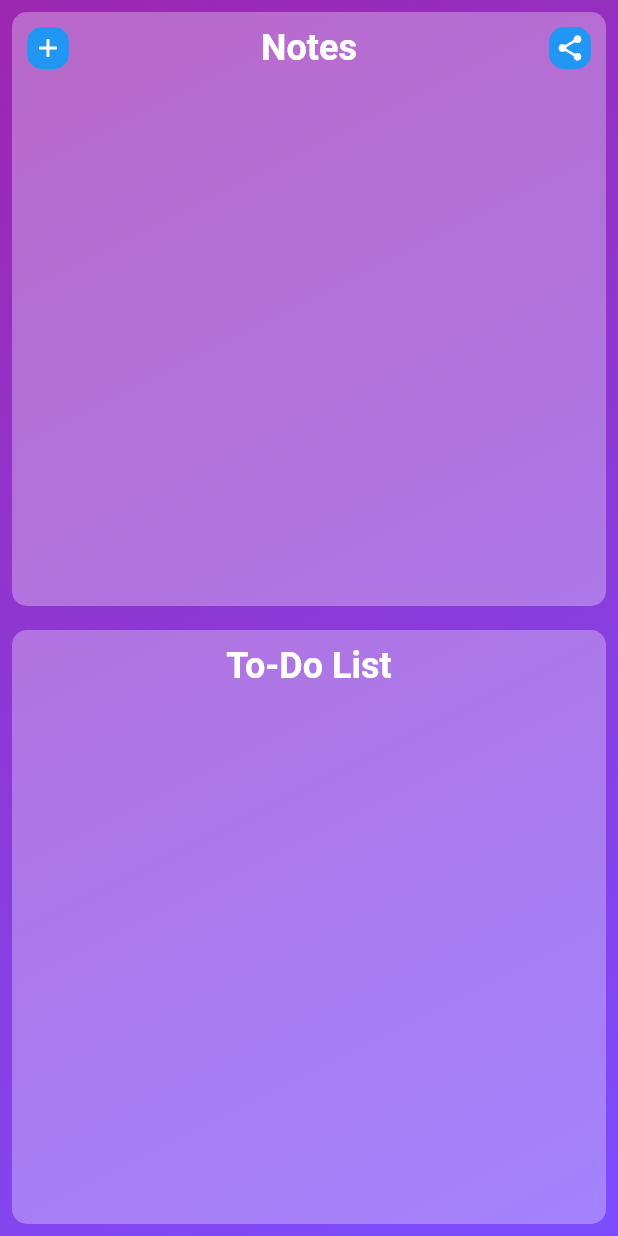
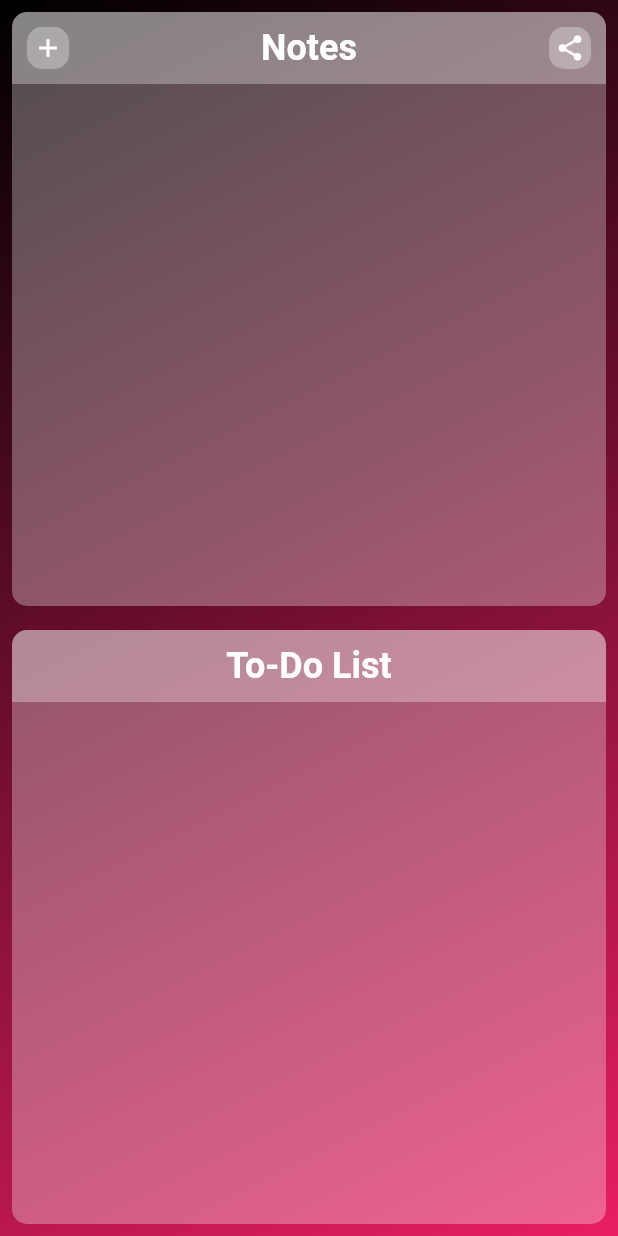
Before and after one commit to turkerontasci/note_app_ui, a Flutter app: the screen it shows after launch, on a phone screen of 412 x 824 dp. Run offline on Flutter 3.47's test engine with Material 2 defaults, Android fonts, the phone set to English and light mode, and no system bars; our stand-ins replace sqflite; accounts and stored records are empty.

Commit message:
windows_build

```diff
--- a/lib/models/home_widget.dart
+++ b/lib/models/home_widget.dart
@@ -31,7 +31,15 @@ class HomeWidget extends StatelessWidget {
                 ),
                 child: Column(
                   children: <Widget>[
-                    Padding(
+                    Container(
+                      decoration: BoxDecoration(
+                        borderRadius: const BorderRadius.only(
+                          topLeft: Radius.circular(10),
+                          topRight: Radius.circular(10.0),
+                        ),
+                        color: const Color(0xFFffffff).withOpacity(0.3),
+                      ),
+                      child: Padding(
                         padding: const EdgeInsets.all(10.0),
                         child: Row(
                           mainAxisAlignment: MainAxisAlignment.spaceBetween,
@@ -49,7 +57,8 @@ class HomeWidget extends StatelessWidget {
                                   child: Container(
                                     decoration: BoxDecoration(
                                       borderRadius: BorderRadius.circular(10.0),
-                                    color: Colors.blue,
+                                      color: const Color(0xFFffffff)
+                                          .withOpacity(0.3),
                                     ),
                                     child: const Padding(
                                       padding: EdgeInsets.all(4.0),
@@ -74,7 +83,7 @@ class HomeWidget extends StatelessWidget {
                             Container(
                               decoration: BoxDecoration(
                                 borderRadius: BorderRadius.circular(10.0),
-                              color: Colors.blue,
+                                color: const Color(0xFFffffff).withOpacity(0.3),
                               ),
                               child: const Padding(
                                 padding: EdgeInsets.all(4.0),
@@ -86,6 +95,7 @@ class HomeWidget extends StatelessWidget {
                               ),
                             ),
                           ],
+                        ),
                       ),
                     ),
                   ],
@@ -108,7 +118,15 @@ class HomeWidget extends StatelessWidget {
                 ),
                 child: Column(
                   children: <Widget>[
-                    Padding(
+                    Container(
+                      decoration: BoxDecoration(
+                        borderRadius: const BorderRadius.only(
+                          topLeft: Radius.circular(10),
+                          topRight: Radius.circular(10.0),
+                        ),
+                        color: const Color(0xFFffffff).withOpacity(0.3),
+                      ),
+                      child: Padding(
                         padding: const EdgeInsets.all(10.0),
                         child: Row(
                           crossAxisAlignment: CrossAxisAlignment.center,
@@ -125,6 +143,7 @@ class HomeWidget extends StatelessWidget {
                           ],
                         ),
                       ),
+                    ),
                   ],
                 ),
               ),
--- a/lib/models/side_menu.dart
+++ b/lib/models/side_menu.dart
@@ -25,10 +25,9 @@ class SideMenu extends StatelessWidget {
             child: Column(
               children: [
                 Row(
-                  children: [
-                    const Spacer(),
+                  children: const [
+                    Spacer(),
                     // We don't want to show this close button on Desktop mood
-                    if (!Responsive.isDesktop(context)) CloseButton(),
                   ],
                 ),
                 const SizedBox(height: 20),
--- a/lib/screens/home_screen.dart
+++ b/lib/screens/home_screen.dart
@@ -24,7 +24,10 @@ class _HomeScreenState extends State<HomeScreen> {
               gradient: LinearGradient(
                   begin: Alignment.topLeft,
                   end: Alignment.bottomRight,
-                  colors: [Colors.purple, Colors.deepPurpleAccent]),
+                  colors: [
+                    Colors.black,
+                    Colors.pink,
+                  ]),
             ),
             child: const HomeWidget(),
           ),
@@ -33,7 +36,7 @@ class _HomeScreenState extends State<HomeScreen> {
               gradient: LinearGradient(
                   begin: Alignment.topLeft,
                   end: Alignment.bottomRight,
-                  colors: [Colors.purple, Colors.orange]),
+                  colors: [Colors.black, Colors.pink]),
             ),
             child: Row(
               children: const <Widget>[
@@ -53,7 +56,7 @@ class _HomeScreenState extends State<HomeScreen> {
               gradient: LinearGradient(
                   begin: Alignment.topLeft,
                   end: Alignment.bottomRight,
-                  colors: [Colors.purple, Colors.orange]),
+                  colors: [Colors.black, Colors.pink]),
             ),
             child: Row(
               children: const <Widget>[
```
Also changed, not shown: lib/models/notes_edit.dart (+5 -5 lines). Lines whose indentation alone changed are shown as unchanged.
